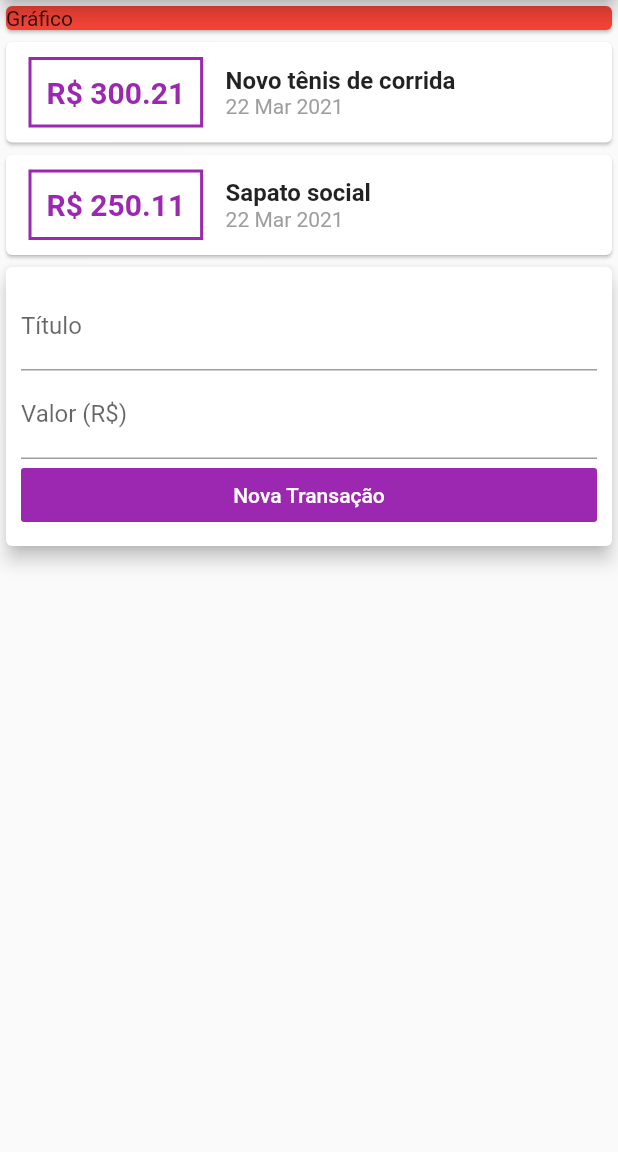
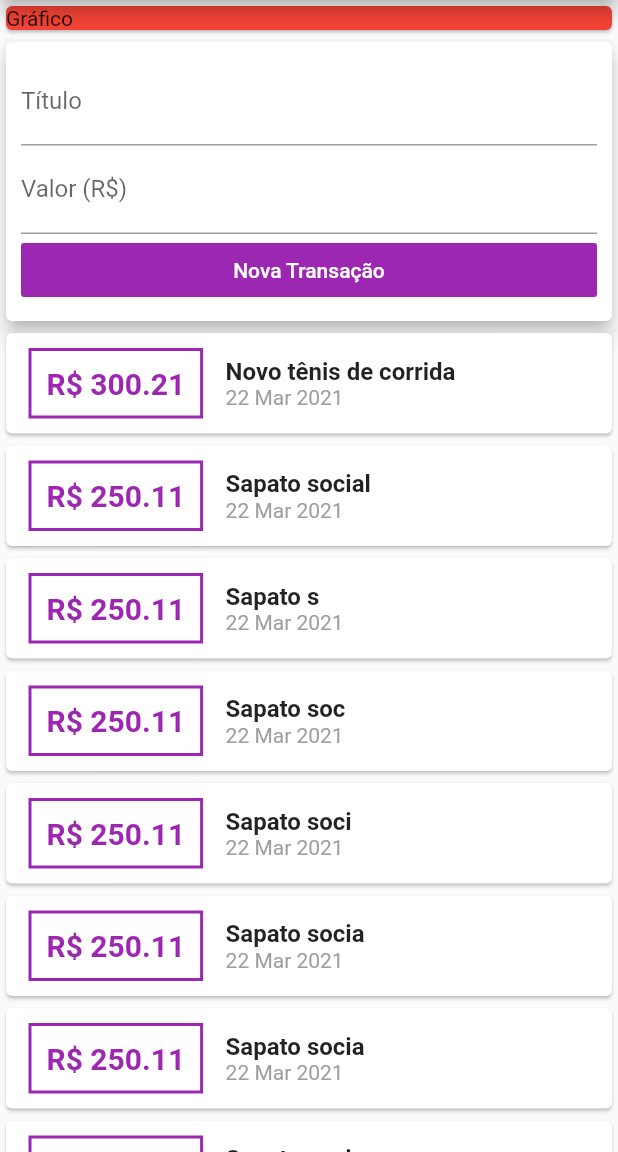
Before and after one commit to Luckmenez/expenses_flutter, a Flutter app: the screen it shows after launch, on a phone screen of 412 x 824 dp, the part 84-1236 px from its top. Run offline on Flutter 3.47's test engine with Material 2 defaults, Android fonts, the phone set to English and light mode, and no system bars.

Commit message:
criada comunicacao com componentes a partir do user, implantacao do componente scrollable

```diff
--- a/lib/components/transaction_form.dart
+++ b/lib/components/transaction_form.dart
@@ -3,6 +3,9 @@ import 'package:flutter/material.dart';
 class TransactionForm extends StatelessWidget {
   final titleController = TextEditingController();
   final valueController = TextEditingController();
+
+  final void Function(String, double) onSubmit;
+  TransactionForm(this.onSubmit);
 
   @override
   Widget build(BuildContext context) {
@@ -32,8 +35,9 @@ class TransactionForm extends StatelessWidget {
                   color: Colors.purple,
                   textColor: Colors.white,
                   onPressed: () {
-                    print(titleController.text);
-                    print(valueController.text);
+                    final title = titleController.text;
+                    final value = double.tryParse(valueController.text) ?? 0.0;
+                    onSubmit(title, value);
                   },
                 ),
               ],
--- a/lib/components/transaction_user.dart
+++ b/lib/components/transaction_user.dart
@@ -1,3 +1,5 @@
+import 'dart:math';
+
 import 'package:flutter/material.dart';
 import '../models/transaction.dart';
 import 'transaction_form.dart';
@@ -17,18 +19,68 @@ class _TransactionUserState extends State<TransactionUser> {
       date: DateTime.now(),
     ),
     Transaction(
-      id: 't2',
+      id: 't3',
       title: 'Sapato social',
       value: 250.11,
       date: DateTime.now(),
     ),
+    Transaction(
+      id: 't4',
+      title: 'Sapato s',
+      value: 250.11,
+      date: DateTime.now(),
+    ),
+    Transaction(
+      id: 't5',
+      title: 'Sapato soc',
+      value: 250.11,
+      date: DateTime.now(),
+    ),
+    Transaction(
+      id: 't6',
+      title: 'Sapato soci',
+      value: 250.11,
+      date: DateTime.now(),
+    ),
+    Transaction(
+      id: 't7',
+      title: 'Sapato socia',
+      value: 250.11,
+      date: DateTime.now(),
+    ),
+    Transaction(
+      id: 't7',
+      title: 'Sapato socia',
+      value: 250.11,
+      date: DateTime.now(),
+    ),
+    Transaction(
+      id: 't7',
+      title: 'Sapato socia',
+      value: 250.11,
+      date: DateTime.now(),
+    ),
   ];
+
+  void _addTransaction(String title, double value) {
+    final newTrasaction = Transaction(
+      id: Random().nextDouble().toString(),
+      title: title,
+      value: value,
+      date: DateTime.now(),
+    );
+
+    setState(() {
+      _transactions.add(newTrasaction);
+    });
+  }
+
   @override
   Widget build(BuildContext context) {
     return Column(
       children: <Widget>[
+        TransactionForm(_addTransaction),
         TransactionList(_transactions),
-        TransactionForm(),
       ],
     );
   }
--- a/lib/main.dart
+++ b/lib/main.dart
@@ -19,7 +19,8 @@ class MyHomePage extends StatelessWidget {
           title: Text("Expenses App"),
           elevation: 5,
         ),
-        body: Column(
+        body: SingleChildScrollView(
+          child: Column(
             crossAxisAlignment: CrossAxisAlignment.stretch,
             children: <Widget>[
               Container(
@@ -32,6 +33,7 @@ class MyHomePage extends StatelessWidget {
             ],
           ),
         ),
+      ),
     );
   }
 }
```
Lines whose indentation alone changed are shown as unchanged.
